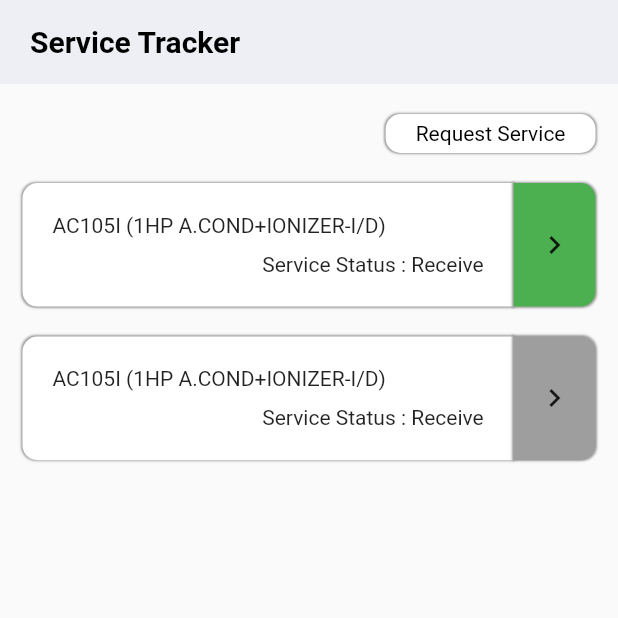
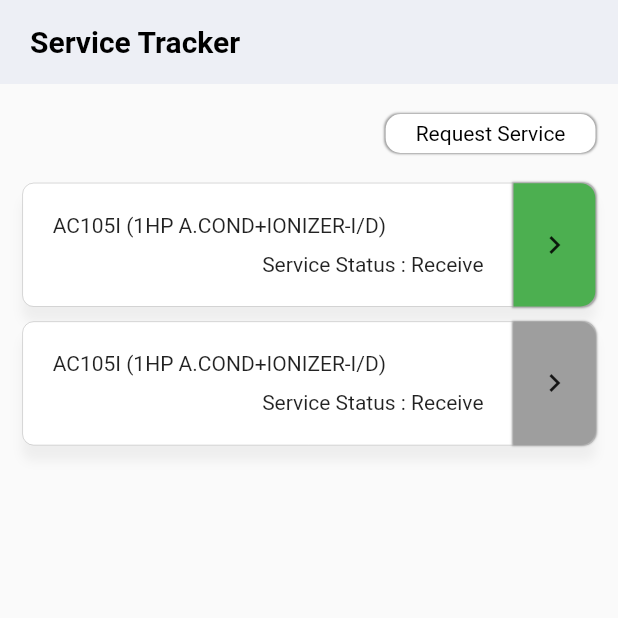
Before and after one commit to Villva-Tharisan/khind, a Flutter app: the ServiceTracker screen opened directly, on a phone screen of 412 x 824 dp, the top half of it. Run offline on Flutter 3.47's test engine with Material 2 defaults, Android fonts, the phone set to English and light mode, and no system bars; our stand-ins replace animated_bottom_navigation_bar, auto_size_text, file_picker, flutter_html, flutter_secure_storage, hexcolor and 3 more; missing offline and left inert: flutter_config, flutter_inappwebview, http_interceptor, qr_code_scanner; accounts and stored records are empty; network calls fail; statements that could not run were skipped.

Commit message:
fixed extra spacing & added card shadow

```diff
--- a/lib/screens/service_tracker.dart
+++ b/lib/screens/service_tracker.dart
@@ -13,8 +13,8 @@ class ServiceTracker extends StatelessWidget {
     double height = MediaQuery.of(context).size.height;
 
     return Scaffold(
-      appBar: Helpers.customAppBar(context, _scaffoldKey,
-          title: "Service Tracker", hasActions: false),
+      appBar:
+          Helpers.customAppBar(context, _scaffoldKey, title: "Service Tracker", hasActions: false),
       body: Container(
         margin: EdgeInsets.symmetric(
           horizontal: 15,
@@ -53,6 +53,14 @@ class ServiceTracker extends StatelessWidget {
               },
               child: Container(
                 height: height * 0.1,
+                decoration: BoxDecoration(
+                  border: Border.all(width: 0.1),
+                  color: Colors.white,
+                  boxShadow: [
+                    BoxShadow(blurRadius: 5, color: Colors.grey[200]!, offset: Offset(0, 10)),
+                  ],
+                  borderRadius: BorderRadius.circular(7.5),
+                ),
                 child: Row(
                   children: [
                     Expanded(
@@ -60,22 +68,7 @@ class ServiceTracker extends StatelessWidget {
                       child: Container(
                         padding: EdgeInsets.symmetric(
                           horizontal: 20,
-                          vertical: 10,
-                        ),
-                        decoration: BoxDecoration(
-                          color: Colors.white,
-                          boxShadow: [
-                            BoxShadow(
-                              blurRadius: 0.5,
-                              color: Colors.grey,
-                              spreadRadius: 0.5,
-                            ),
-                          ],
-                          // borderRadius: BorderRadius.circular(10),
-                          borderRadius: BorderRadius.only(
-                            bottomLeft: Radius.circular(10),
-                            topLeft: Radius.circular(10),
-                          ),
+                          // vertical: 10,
                         ),
                         child: Column(
                           mainAxisAlignment: MainAxisAlignment.center,
@@ -123,9 +116,17 @@ class ServiceTracker extends StatelessWidget {
                 ),
               ),
             ),
-            SizedBox(height: 20),
+            SizedBox(height: 10),
             Container(
               height: height * 0.1,
+              decoration: BoxDecoration(
+                border: Border.all(width: 0.1),
+                color: Colors.white,
+                boxShadow: [
+                  BoxShadow(blurRadius: 5, color: Colors.grey[200]!, offset: Offset(0, 10)),
+                ],
+                borderRadius: BorderRadius.circular(7.5),
+              ),
               child: Row(
                 children: [
                   Expanded(
@@ -134,21 +135,6 @@ class ServiceTracker extends StatelessWidget {
                       padding: EdgeInsets.symmetric(
                         horizontal: 20,
                         vertical: 10,
-                      ),
-                      decoration: BoxDecoration(
-                        color: Colors.white,
-                        boxShadow: [
-                          BoxShadow(
-                            blurRadius: 0.5,
-                            color: Colors.grey,
-                            spreadRadius: 0.5,
-                          ),
-                        ],
-                        // borderRadius: BorderRadius.circular(10),
-                        borderRadius: BorderRadius.only(
-                          bottomLeft: Radius.circular(10),
-                          topLeft: Radius.circular(10),
-                        ),
                       ),
                       child: Column(
                         mainAxisAlignment: MainAxisAlignment.center,
```
Also changed, not shown: lib/screens/mypurchases.dart (+15 -21 lines).
